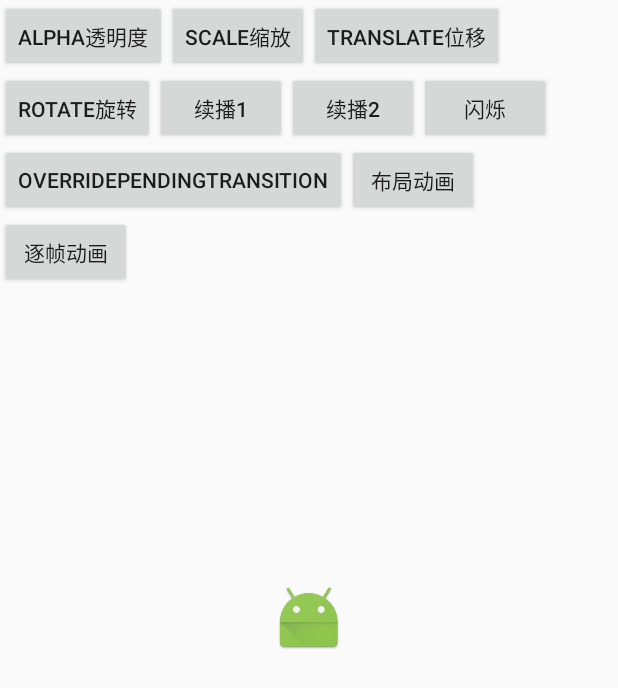
After one commit to Gyps0phila/FirstTest, an Android app: the AnimationAty screen opened directly, with no data from a screen before it, on a phone screen of 412 x 824 dp. The commit adds this screen. Shown: the top 688 px of the screen. Run offline under Robolectric (Android 15) with nearby library versions, the phone set to English and light mode, and no system bars.

Commit message:
add animation

```diff
--- a/src/main/AndroidManifest.xml
+++ b/src/main/AndroidManifest.xml
@@ -76,6 +76,8 @@
         <activity android:name=".BtnListViewAty" />
         <activity android:name="com.example.gypsophila.sensor.SensorAty" />
         <activity android:name="com.example.gypsophila.sensor.SensorCPAty" />
+        <activity android:name="com.example.gypsophila.animation.AnimationAty" />
+        <activity android:name="com.example.gypsophila.animation.AniListViewAty" />
 
 
 
--- a/src/main/java/com/example/gypsophila/baseadapter/MyAdapter.java
+++ b/src/main/java/com/example/gypsophila/baseadapter/MyAdapter.java
@@ -5,6 +5,7 @@ import android.media.Image;
 import android.view.LayoutInflater;
 import android.view.View;
 import android.view.ViewGroup;
+import android.widget.ArrayAdapter;
 import android.widget.BaseAdapter;
 import android.widget.Button;
 import android.widget.ImageView;
--- a/src/main/res/anim/alpha.xml
+++ b/src/main/res/anim/alpha.xml
@@ -1,9 +1,14 @@
 <?xml version="1.0" encoding="utf-8"?>
-<set xmlns:android="http://schemas.android.com/apk/res/android">
+<set xmlns:android="http://schemas.android.com/apk/res/android"
+    android:fillEnabled="true"
+    android:fillAfter="true">
+    <!-- 关于fillAfter和before是画面停留在最后一帧和第一帧，但是只能在set中设置才起作用的-->
 
     <alpha
+
         android:duration="1000"
-        android:fromAlpha="0.1"
-        android:toAlpha="1.0"
+        android:fromAlpha="1.0"
+        android:toAlpha="0.1"
+
         />
 </set>
--- a/src/main/res/anim/rotate.xml
+++ b/src/main/res/anim/rotate.xml
@@ -1,5 +1,7 @@
 <?xml version="1.0" encoding="utf-8"?>
-<set xmlns:android="http://schemas.android.com/apk/res/android">
+<set xmlns:android="http://schemas.android.com/apk/res/android"
+    android:fillEnabled="true"
+    android:fillAfter="true">
 
     <rotate
         android:fromDegrees="0"
--- a/src/main/res/anim/scale.xml
+++ b/src/main/res/anim/scale.xml
@@ -1,15 +1,16 @@
 <?xml version="1.0" encoding="utf-8"?>
-<set xmlns:android="http://schemas.android.com/apk/res/android">
+<set xmlns:android="http://schemas.android.com/apk/res/android"
+    android:fillEnabled="true"         android:fillAfter="true"
+    >
     <scale
-        android:fromXScale="0.0"
-        android:fromYScale="0.0"
-        android:toXScale="1.0"
-        android:toYScale="1.0"
+        android:fromXScale="1.0"
+        android:fromYScale="1.0"
+        android:toXScale="0.0"
+        android:toYScale="0.0"
         android:pivotX="50%"
         android:pivotY="50%"
         android:duration="2000"
         android:interpolator="@android:anim/accelerate_decelerate_interpolator"
-        android:fillAfter="false"
         />
 
 </set>
--- a/src/main/res/anim/translate.xml
+++ b/src/main/res/anim/translate.xml
@@ -1,10 +1,14 @@
 <?xml version="1.0" encoding="utf-8"?>
-<set xmlns:android="http://schemas.android.com/apk/res/android">
+<set xmlns:android="http://schemas.android.com/apk/res/android"
+    android:fillEnabled="true"
+    android:fillAfter="true">
+    <!-- 可以写数值和百分比 关于动画停留，屏幕只保留最后执行动画效果的那一帧，如果那一帧并没有设置停留，就都消失-->
 
     <translate
+
         android:duration="1000"
         android:fromXDelta="10"
         android:fromYDelta="10"
-        android:toXDelta="100"
-        android:toYDelta="100" />
+        android:toXDelta="0%p"
+        android:toYDelta="20%p" />
 </set>
--- /dev/null
+++ b/src/main/res/drawable/ani_list.xml
@@ -0,0 +1,24 @@
+<?xml version="1.0" encoding="utf-8"?>
+<animation-list xmlns:android="http://schemas.android.com/apk/res/android">
+
+    <item
+        android:drawable="@mipmap/item11"
+        android:duration="500"
+        />
+    <item
+        android:drawable="@mipmap/item11"
+        android:duration="500"
+        />
+    <item
+        android:drawable="@mipmap/item1"
+        android:duration="500"
+        />
+    <item
+        android:drawable="@mipmap/item4"
+        android:duration="500"
+        />
+    <item
+        android:drawable="@mipmap/item5"
+        android:duration="500"
+        />
+</animation-list>
--- /dev/null
+++ b/src/main/res/layout/animation.xml
@@ -0,0 +1,93 @@
+<?xml version="1.0" encoding="utf-8"?>
+<RelativeLayout xmlns:android="http://schemas.android.com/apk/res/android"
+    android:layout_width="match_parent" android:layout_height="match_parent">
+
+    <Button
+        android:layout_width="wrap_content"
+        android:layout_height="wrap_content"
+        android:text="alpha透明度"
+        android:id="@+id/btn_alpha"
+        android:onClick="doClick"/>
+    <Button
+        android:layout_toRightOf="@+id/btn_alpha"
+        android:layout_width="wrap_content"
+        android:layout_height="wrap_content"
+        android:text="scale缩放"
+        android:id="@+id/btn_scale"
+        android:onClick="doClick"/>
+    <Button
+        android:layout_toRightOf="@+id/btn_scale"
+        android:layout_width="wrap_content"
+        android:layout_height="wrap_content"
+        android:text="translate位移"
+        android:id="@+id/btn_translate"
+        android:onClick="doClick"
+        />
+    <Button
+        android:layout_below="@+id/btn_alpha"
+        android:layout_width="wrap_content"
+        android:layout_height="wrap_content"
+        android:text="rotate旋转"
+        android:onClick="doClick"
+        android:id="@+id/btn_rotate"/>
+
+    <Button
+        android:layout_below="@id/btn_alpha"
+        android:layout_toRightOf="@+id/btn_rotate"
+        android:layout_width="wrap_content"
+        android:layout_height="wrap_content"
+        android:text="续播1"
+        android:id="@+id/continue1"
+        android:onClick="doClick"/>
+    <Button
+        android:layout_below="@+id/btn_alpha"
+        android:layout_toRightOf="@+id/continue1"
+        android:layout_width="wrap_content"
+        android:layout_height="wrap_content"
+        android:text="续播2"
+        android:id="@+id/continue2"
+        android:onClick="doClick"/>
+
+    <Button
+        android:layout_below="@+id/btn_alpha"
+        android:layout_toRightOf="@+id/continue2"
+        android:layout_width="wrap_content"
+        android:layout_height="wrap_content"
+        android:text="闪烁"
+        android:id="@+id/btn_flash"
+        android:onClick="doClick"
+        />
+    <Button
+        android:layout_below="@+id/btn_rotate"
+        android:layout_width="wrap_content"
+        android:layout_height="wrap_content"
+        android:text="overridePendingTransition"
+        android:id="@+id/btn_in_out"
+        android:onClick="doClick"
+        />
+    <Button
+        android:layout_below="@+id/btn_rotate"
+        android:layout_toRightOf="@+id/btn_in_out"
+        android:layout_width="wrap_content"
+        android:layout_height="wrap_content"
+        android:text="布局动画"
+        android:id="@+id/btn_layout"
+        android:onClick="doClick"
+        />
+    <Button
+        android:layout_below="@+id/btn_in_out"
+        android:layout_width="wrap_content"
+        android:layout_height="wrap_content"
+        android:text="逐帧动画"
+        android:id="@+id/frame"
+        android:onClick="doClick"
+        />
+
+    <ImageView
+        android:layout_centerInParent="true"
+        android:layout_width="wrap_content"
+        android:layout_height="wrap_content"
+        android:src="@mipmap/ic_launcher"
+        android:id="@+id/ani_img"/>
+
+</RelativeLayout>
--- a/src/main/res/layout/func_item.xml
+++ b/src/main/res/layout/func_item.xml
@@ -12,7 +12,7 @@
         android:gravity="center_vertical"
         android:layout_gravity="center_vertical"
         android:layout_width="0dp"
-        android:layout_height="match_parent"
+        android:layout_height="wrap_content"
         android:layout_weight="1"
         android:id="@+id/func_des"
         />
```
Also changed, not shown: src/main/java/com/example/gypsophila/animation/AniListViewAty.java (added, +45 -0 lines), src/main/java/com/example/gypsophila/animation/AnimationAty.java (added, +112 -0 lines), src/main/java/com/example/gypsophila/dailytest/BtnListViewAty.java (+74 -0 lines), src/main/res/anim/zone_in.xml (+8 -0 lines), src/main/res/layout/ani_listview.xml (added, +11 -0 lines).
